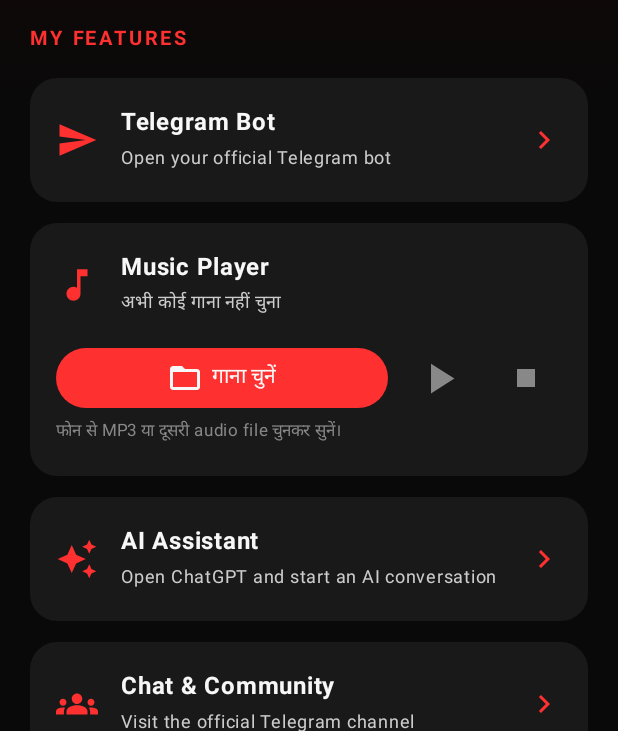
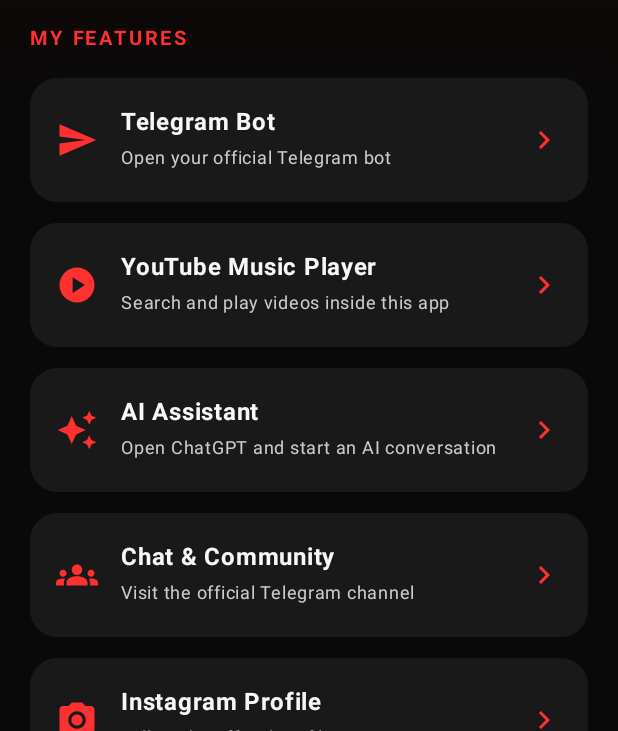
Before and after one commit to Mrperfectyadav007/Mr-perfect-yadav-_07, an Android app built with Jetpack Compose: the screen it shows after launch (MainActivity), on a phone screen of 412 x 824 dp, the part 505-1236 px from its top. Run offline under Robolectric (Android 15) with nearby library versions, the phone set to English and light mode, and no system bars.

Commit message:
Open YouTube inside app with embedded browser player

```diff
--- a/android-app/app/src/main/java/com/mrperfectyadav/app/MainActivity.kt
+++ b/android-app/app/src/main/java/com/mrperfectyadav/app/MainActivity.kt
@@ -4,6 +4,9 @@ import android.content.Intent
 import android.media.MediaPlayer
 import android.net.Uri
 import android.os.Bundle
+import android.webkit.WebChromeClient
+import android.webkit.WebView
+import android.webkit.WebViewClient
 import androidx.activity.ComponentActivity
 import androidx.activity.compose.setContent
 import androidx.activity.compose.rememberLauncherForActivityResult
@@ -15,6 +18,9 @@ import androidx.compose.foundation.shape.RoundedCornerShape
 import androidx.compose.material.icons.Icons
 import androidx.compose.material.icons.filled.*
 import androidx.compose.material3.*
+import androidx.compose.ui.viewinterop.AndroidView
+import androidx.compose.ui.window.Dialog
+import androidx.compose.ui.window.DialogProperties
 import androidx.compose.runtime.*
 import androidx.compose.ui.Alignment
 import androidx.compose.ui.Modifier
@@ -41,6 +47,7 @@ class MainActivity : ComponentActivity() {
 @Composable
 fun MrPerfectApp() {
     val context = LocalContext.current
+    var showYouTube by remember { mutableStateOf(false) }
 
     MaterialTheme(colorScheme = darkColorScheme(
         primary = Red,
@@ -99,7 +106,11 @@ fun MrPerfectApp() {
                         openLink(context, "https://t.me/Mr_perfect_yadav_07robot")
                     }
                 }
-                item { MusicPlayerCard() }
+                item {
+                    FeatureCard("YouTube Music Player", "Search and play videos inside this app", Icons.Default.PlayCircle) {
+                        showYouTube = true
+                    }
+                }
                 item {
                     FeatureCard("AI Assistant", "Open ChatGPT and start an AI conversation", Icons.Default.AutoAwesome) {
                         openLink(context, "https://chatgpt.com/")
@@ -128,120 +139,52 @@ fun MrPerfectApp() {
                 }
             }
         }
+        if (showYouTube) {
+            YouTubePlayerDialog(onDismiss = { showYouTube = false })
+        }
     }
 }
 
 @Composable
-private fun MusicPlayerCard() {
-    val context = LocalContext.current
-    var selectedUri by remember { mutableStateOf<Uri?>(null) }
-    var player by remember { mutableStateOf<MediaPlayer?>(null) }
-    var isPlaying by remember { mutableStateOf(false) }
-    var isPrepared by remember { mutableStateOf(false) }
-    var trackName by remember { mutableStateOf("अभी कोई गाना नहीं चुना") }
-
-    val audioPicker = rememberLauncherForActivityResult(
-        contract = ActivityResultContracts.GetContent()
-    ) { uri ->
-        selectedUri = uri
-        trackName = if (uri == null) "अभी कोई गाना नहीं चुना" else "आपका चुना हुआ गाना"
-    }
-
-    LaunchedEffect(selectedUri) {
-        player?.release()
-        player = null
-        isPlaying = false
-        isPrepared = false
-        val uri = selectedUri ?: return@LaunchedEffect
-        val newPlayer = MediaPlayer()
-        player = newPlayer
-        newPlayer.setOnPreparedListener {
-            isPrepared = true
-            it.start()
-            isPlaying = true
-        }
-        newPlayer.setOnCompletionListener { isPlaying = false }
-        try {
-            newPlayer.setDataSource(context, uri)
-            newPlayer.prepareAsync()
-        } catch (_: Exception) {
-            newPlayer.release()
-            player = null
-            trackName = "गाना नहीं चल पाया"
-        }
-    }
-
-    DisposableEffect(player) {
-        val currentPlayer = player
-        onDispose { currentPlayer?.release() }
-    }
-
-    Card(
-        modifier = Modifier.fillMaxWidth(),
-        shape = RoundedCornerShape(18.dp),
-        colors = CardDefaults.cardColors(containerColor = Panel)
+private fun YouTubePlayerDialog(onDismiss: () -> Unit) {
+    Dialog(
+        onDismissRequest = onDismiss,
+        properties = DialogProperties(usePlatformDefaultWidth = false)
     ) {
-        Column(Modifier.fillMaxWidth().padding(17.dp)) {
-            Row(verticalAlignment = Alignment.CenterVertically) {
-                Icon(Icons.Default.MusicNote, contentDescription = null, tint = Red, modifier = Modifier.size(28.dp))
-                Spacer(Modifier.width(15.dp))
-                Column(Modifier.weight(1f)) {
-                    Text("Music Player", color = White, fontSize = 16.sp, fontWeight = FontWeight.Bold)
-                    Text(trackName, color = Color.LightGray, fontSize = 12.sp)
-                }
-            }
-            Spacer(Modifier.height(14.dp))
+        Column(
+            modifier = Modifier.fillMaxSize().background(Black)
+        ) {
             Row(
-                modifier = Modifier.fillMaxWidth(),
-                horizontalArrangement = Arrangement.spacedBy(10.dp),
+                modifier = Modifier.fillMaxWidth().background(Panel).padding(horizontal = 12.dp, vertical = 10.dp),
                 verticalAlignment = Alignment.CenterVertically
             ) {
-                Button(
-                    onClick = { audioPicker.launch("audio/*") },
-                    colors = ButtonDefaults.buttonColors(containerColor = Red),
-                    modifier = Modifier.weight(1f)
-                ) {
-                    Icon(Icons.Default.FolderOpen, contentDescription = null)
-                    Spacer(Modifier.width(6.dp))
-                    Text("गाना चुनें")
+                IconButton(onClick = onDismiss) {
+                    Icon(Icons.Default.ArrowBack, contentDescription = "Back", tint = White)
                 }
-                IconButton(
-                    onClick = {
-                        val current = player ?: return@IconButton
-                        if (isPlaying) {
-                            current.pause()
-                            isPlaying = false
-                        } else if (isPrepared) {
-                            current.start()
-                            isPlaying = true
-                        }
-                    },
-                    enabled = isPrepared
-                ) {
-                    Icon(
-                        if (isPlaying) Icons.Default.Pause else Icons.Default.PlayArrow,
-                        contentDescription = if (isPlaying) "Pause" else "Play",
-                        tint = if (isPrepared) Red else Color.Gray,
-                        modifier = Modifier.size(34.dp)
-                    )
+                Text(
+                    "YouTube Music",
+                    color = White,
+                    fontSize = 18.sp,
+                    fontWeight = FontWeight.Bold
+                )
+            }
+            AndroidView(
+                modifier = Modifier.fillMaxSize(),
+                factory = { viewContext ->
+                    WebView(viewContext).apply {
+                        settings.javaScriptEnabled = true
+                        settings.domStorageEnabled = true
+                        settings.mediaPlaybackRequiresUserGesture = true
+                        webViewClient = WebViewClient()
+                        webChromeClient = WebChromeClient()
+                        loadUrl("https://m.youtube.com/")
+                    }
+                },
+                onRelease = { webView ->
+                    webView.stopLoading()
+                    webView.destroy()
                 }
-                IconButton(
-                    onClick = {
-                        player?.let {
-                            if (isPrepared) {
-                                it.pause()
-                                it.seekTo(0)
-                                isPlaying = false
-                            }
-                        }
-                    },
-                    enabled = isPrepared
-                ) {
-                    Icon(Icons.Default.Stop, contentDescription = "Stop", tint = if (isPrepared) Red else Color.Gray)
-                }
-            }
-            Text("फोन से MP3 या दूसरी audio file चुनकर सुनें।",
-                color = Color.Gray, fontSize = 11.sp)
+            )
         }
     }
 }
```
